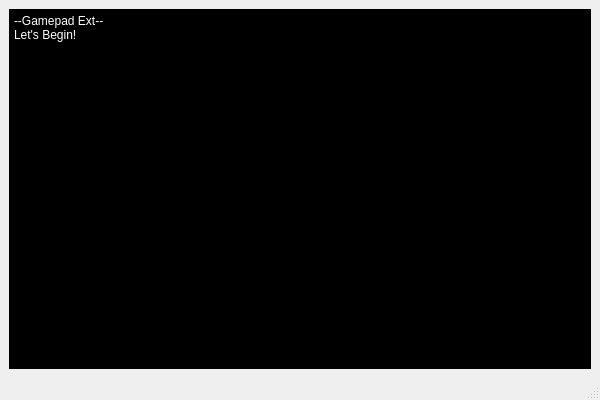
Before: the Qt Designer form QT/mainwindow.ui in AlpsMonaco/GamepadExt, drawn with Qt 5.
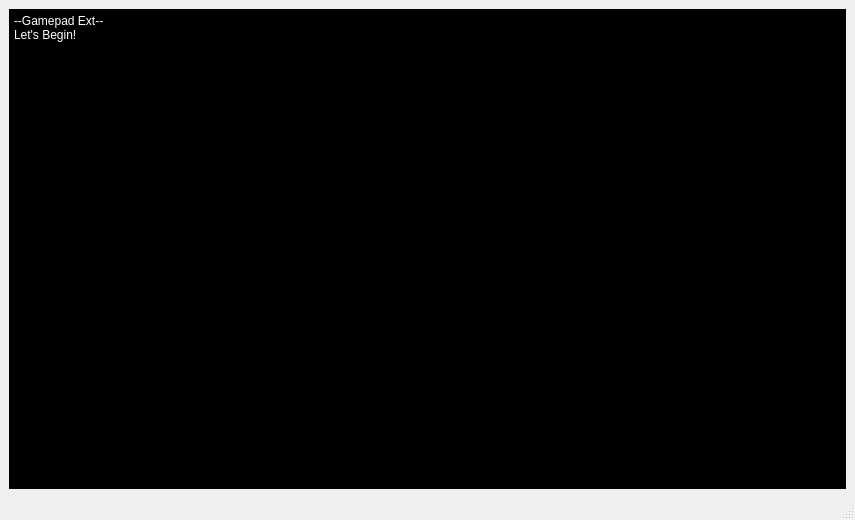
After: the same form once the commit is applied.

Diff of the .ui file:
```diff
--- a/QT/mainwindow.ui
+++ b/QT/mainwindow.ui
@@ -6,8 +6,8 @@
    <rect>
     <x>0</x>
     <y>0</y>
-    <width>600</width>
-    <height>400</height>
+    <width>855</width>
+    <height>520</height>
    </rect>
   </property>
   <property name="windowTitle">
```
Left out of the diff: 2 changed lines with no effect on the pictures.
